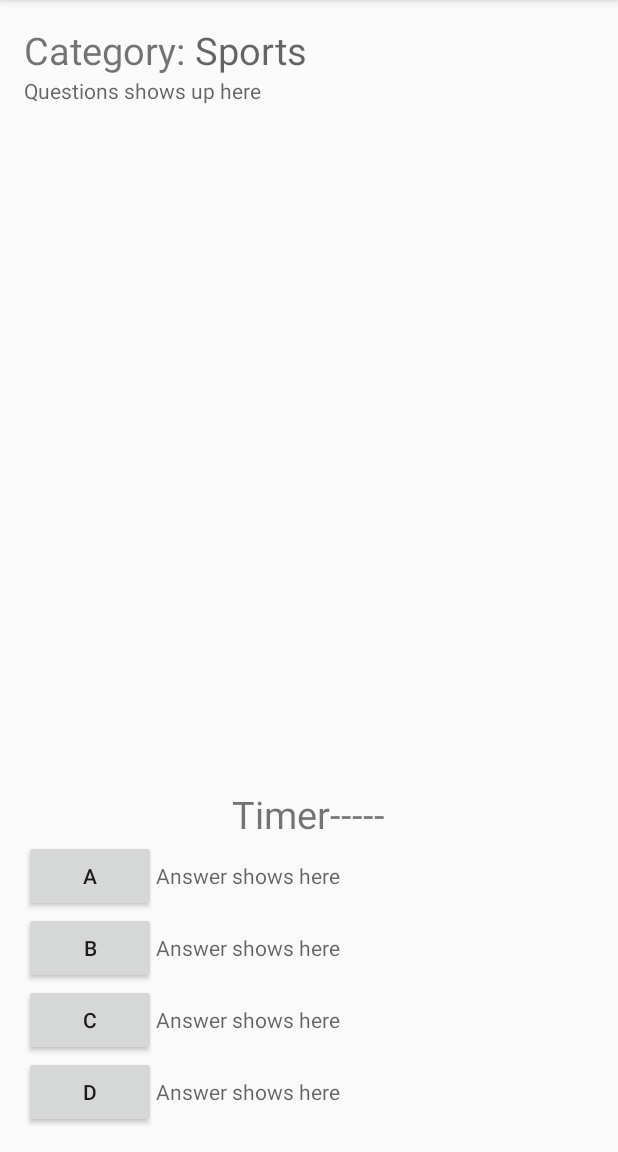
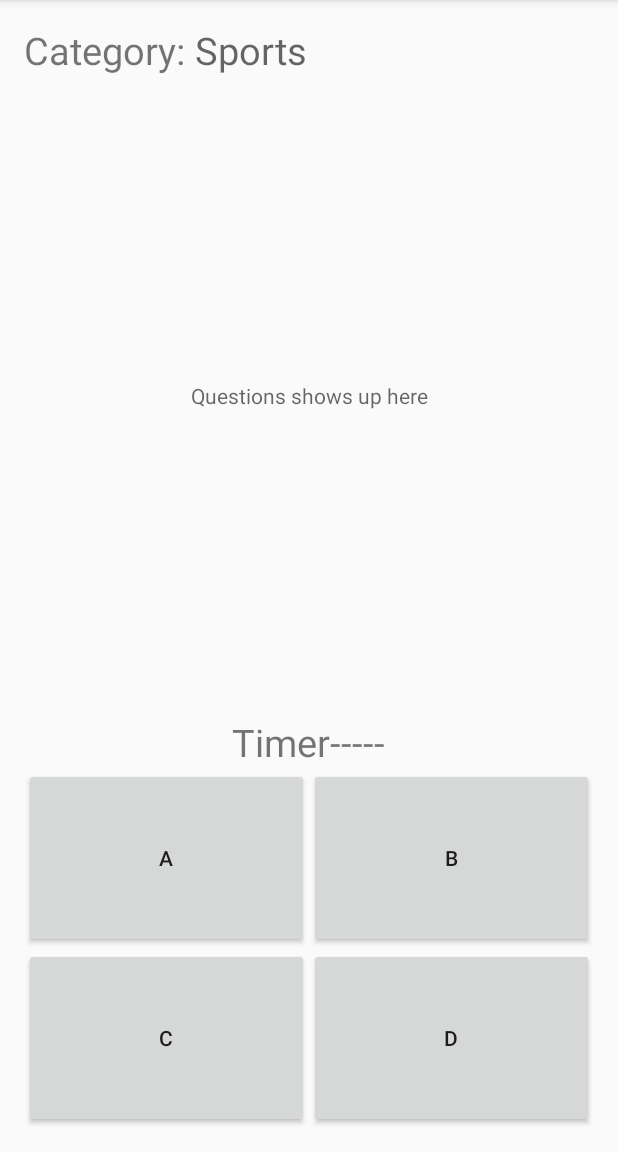
Before and after one commit to OlegBottiger/AndroidProject_QuizApp_Game, an Android app: the GameActivity screen opened directly, with no data from a screen before it, on a phone screen of 412 x 824 dp, the part 84-1236 px from its top. Run offline under Robolectric (Android 15) with nearby library versions, the phone set to English and light mode, and no system bars.

Commit message:
la till nagra filer

```diff
--- a/app/src/main/res/layout/activity_game.xml
+++ b/app/src/main/res/layout/activity_game.xml
@@ -30,7 +30,8 @@
         android:layout_width="match_parent"
         android:layout_height="0dp"
         android:hint="Questions shows up here"
-        android:layout_weight="1"/>
+        android:gravity="center"
+        android:layout_weight="2"/>
     <TextView
         android:id="@+id/time"
         android:layout_width="wrap_content"
@@ -39,61 +40,48 @@
         android:textSize="25dp"
         android:layout_gravity="center_horizontal"/>
 
-    <LinearLayout
-        android:layout_width="match_parent"
-        android:layout_height="wrap_content">
+
+        <LinearLayout
+            android:layout_width="match_parent"
+            android:layout_height="wrap_content"
+            android:orientation="horizontal"
+
+            >
+
         <Button
             android:id="@+id/buttonA"
-            android:layout_width="wrap_content"
-            android:layout_height="wrap_content"
-            android:text="A"/>
-        <TextView
-            android:id="@+id/answerA"
+            android:layout_width="0dp"
+            android:layout_height="180px"
+            android:text="A"
+            android:layout_weight="1"/>
+
+        <Button
+            android:id="@+id/buttonB"
+            android:layout_width="0dp"
+            android:layout_height="180px"
+            android:text="B"
+            android:layout_weight="1"/>
+
+        </LinearLayout>
+
+
+        <LinearLayout
             android:layout_width="match_parent"
             android:layout_height="wrap_content"
-            android:hint="Answer shows here"/>
-    </LinearLayout>
-    <LinearLayout
-        android:layout_width="match_parent"
-        android:layout_height="wrap_content">
-        <Button
-            android:id="@+id/buttonB"
-            android:layout_width="wrap_content"
-            android:layout_height="wrap_content"
-            android:text="B"/>
-        <TextView
-            android:id="@+id/answerB"
-            android:layout_width="match_parent"
-            android:layout_height="wrap_content"
-            android:hint="Answer shows here"/>
-    </LinearLayout>
-    <LinearLayout
-        android:layout_width="match_parent"
-        android:layout_height="wrap_content">
+            android:orientation="horizontal">
         <Button
             android:id="@+id/buttonC"
-            android:layout_width="wrap_content"
-            android:layout_height="wrap_content"
+            android:layout_width="0dp"
+            android:layout_height="180px"
+            android:layout_weight="1"
             android:text="C"/>
-        <TextView
-            android:id="@+id/answerC"
-            android:layout_width="match_parent"
-            android:layout_height="wrap_content"
-            android:hint="Answer shows here"/>
-    </LinearLayout>
-    <LinearLayout
-        android:layout_width="match_parent"
-        android:layout_height="wrap_content">
+
         <Button
             android:id="@+id/buttonD"
-            android:layout_width="wrap_content"
-            android:layout_height="wrap_content"
+            android:layout_width="0dp"
+            android:layout_height="180px"
+            android:layout_weight="1"
             android:text="D"/>
-        <TextView
-            android:id="@+id/answerD"
-            android:layout_width="match_parent"
-            android:layout_height="wrap_content"
-            android:hint="Answer shows here"/>
-    </LinearLayout>
+        </LinearLayout>
 
 </LinearLayout>
--- a/app/src/main/res/layout/activity_result.xml
+++ b/app/src/main/res/layout/activity_result.xml
@@ -36,11 +36,11 @@
     <Button
         android:layout_width="wrap_content"
         android:layout_height="wrap_content"
-        android:text="New game"
+        android:text="Replay"
         android:layout_gravity="center"/>
     <Button
         android:layout_width="wrap_content"
         android:layout_height="wrap_content"
-        android:text="Quit"
+        android:text="Return to main menu"
         android:layout_gravity="center"/>
 </LinearLayout>
```
